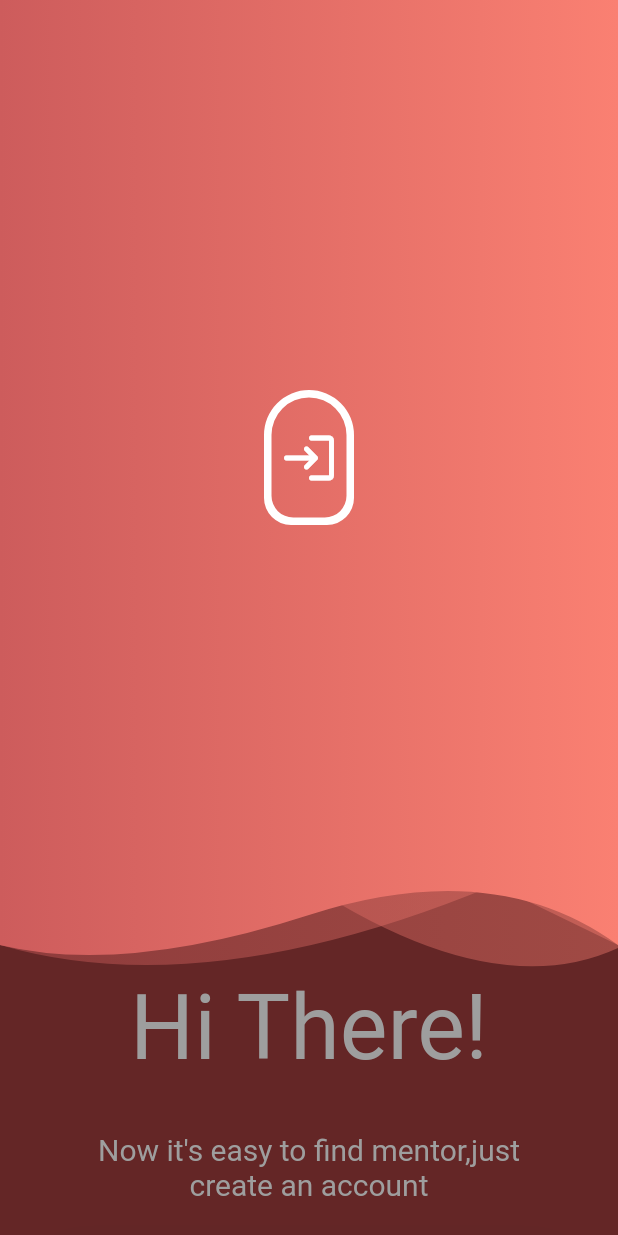
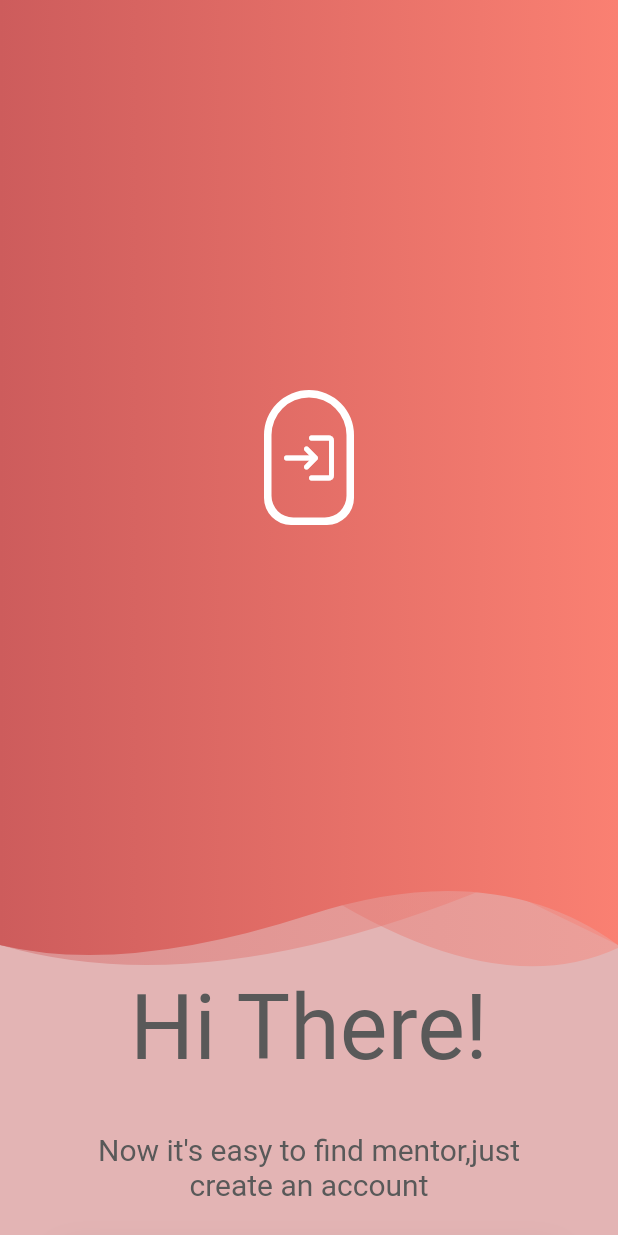
Before and after one commit to KritikVizGenc/m2m_flutter_main, a Flutter app: the screen it shows after launch, on a phone screen of 412 x 824 dp. Run offline on Flutter 3.47's test engine with Material 2 defaults, Android fonts, the phone set to English and light mode, and no system bars; our stand-ins replace font_awesome_flutter, hexcolor, snippet_coder_utils; missing offline and left inert: api_cache_manager.

Commit message:
google fonts
google fonts deleted

```diff
--- a/lib/pages/login_page.dart
+++ b/lib/pages/login_page.dart
@@ -1,7 +1,6 @@
 import 'package:flutter/cupertino.dart';
 import 'package:flutter/gestures.dart';
 import 'package:flutter/material.dart';
-import 'package:google_fonts/google_fonts.dart';
 import 'package:m2m_flutter_main/model/login_request_model.dart';
 import 'package:m2m_flutter_main/model/login_response_model.dart';
 import 'package:m2m_flutter_main/service/api_service.dart';
@@ -31,7 +30,7 @@ class _LoginPageState extends State<LoginPage> {
   @override
   Widget build(BuildContext context) {
     return Scaffold(
-      backgroundColor: Color.fromARGB(255, 100, 38, 38),
+      backgroundColor: Color.fromARGB(255, 227, 180, 180),
       body: SingleChildScrollView(
         child: Column(
           children: [
@@ -53,7 +52,7 @@ class _LoginPageState extends State<LoginPage> {
                         child: Text(
                           'Hi There!',
                           style: TextStyle(
-                            color: Colors.grey,
+                            color: Color.fromARGB(255, 89, 89, 89),
                             fontSize: 60,
                           ),
                         ),
@@ -66,7 +65,7 @@ class _LoginPageState extends State<LoginPage> {
                           'Now it\'s easy to find mentor,just create an account',
                           textAlign: TextAlign.center,
                           style: TextStyle(
-                            color: Colors.grey,
+                            color: Color.fromARGB(255, 89, 89, 89),
                             fontSize: 20,
                           ),
                         ),
--- a/pubspec.yaml
+++ b/pubspec.yaml
@@ -39,7 +39,7 @@ dependencies:
   otp_text_field: ^1.1.1
   api_cache_manager: ^1.0.1
   snippet_coder_utils: ^1.0.12
-  //google_fonts: ^3.0.1
+  #google_fonts: ^3.0.1
 
 dev_dependencies:
   flutter_test:
```
Also changed, not shown: pubspec.lock.
